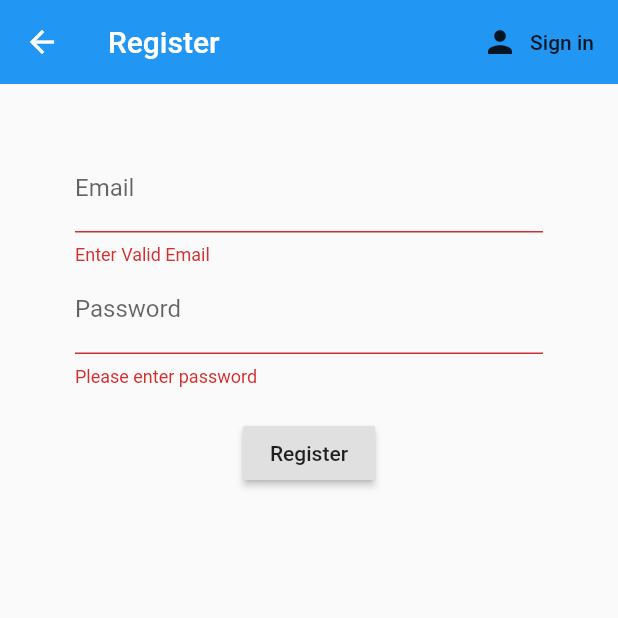
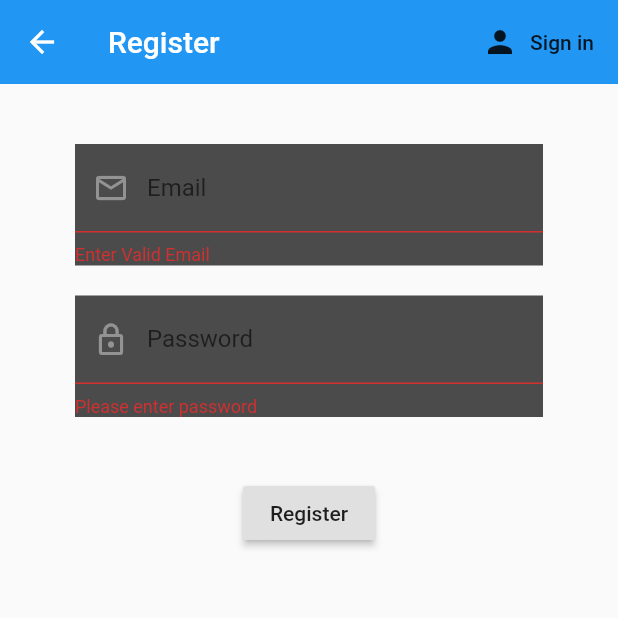
Before and after one commit to kennymcginnis/ringl8, a Flutter app: the Register screen opened directly, after a tap on "Register", on a phone screen of 412 x 824 dp, the top half of it. Run offline on Flutter 3.47's test engine with Material 2 defaults, Android fonts, the light colour scheme and no system bars; our stand-ins replace firebase_auth, flutter_spinkit; accounts and stored records are empty; generated files the repository leaves out were written again.

Commit message:
feature(flutter_spinkit): initial commit

```diff
--- a/lib/components/InputTextField.dart
+++ b/lib/components/InputTextField.dart
@@ -15,7 +15,7 @@ class InputTextField extends StatelessWidget {
   final Function _validator;
 
   static Color _dColor = Color.fromRGBO(255, 255, 255, 0.4);
-  static Color _dTextFieldColor = const Color.fromRGBO(0, 0, 0, 0.7);
+  static Color _dTextFieldColor = Color.fromRGBO(0, 0, 0, 0.7);
 
   static TextStyle _dTextStyle = new TextStyle(
       color: _dColor, fontSize: 16.0, fontWeight: FontWeight.normal);
@@ -52,7 +52,7 @@ class InputTextField extends StatelessWidget {
         margin: new EdgeInsets.only(bottom: _bottomMargin),
         child: new DecoratedBox(
           decoration: new BoxDecoration(
-              borderRadius: new BorderRadius.all(new Radius.circular(30.0)),
+//              borderRadius: new BorderRadius.all(new Radius.circular(30.0)),
               color: _textFieldColor),
           child: new TextFormField(
             keyboardType: _keyboardType,
@@ -63,7 +63,7 @@ class InputTextField extends StatelessWidget {
             decoration: new InputDecoration(
                 hintText: _hintText,
                 hintStyle: _hintStyle,
-                icon: new Icon(
+                prefixIcon: new Icon(
 //                hideDivider: true,
                   _icon,
                   color: _iconColor,
--- a/lib/components/validators.dart
+++ b/lib/components/validators.dart
@@ -10,7 +10,6 @@ class Validators {
     Pattern pattern =
         r'^(?=.*?[A-Z])(?=.*?[a-z])(?=.*?[0-9])(?=.*?[!@#\$&*~]).{8,}$';
     RegExp regex = new RegExp(pattern);
-    print(value);
     if (value.isEmpty) {
       return 'Please enter password';
     } else {
--- a/lib/screens/authenticate/register.dart
+++ b/lib/screens/authenticate/register.dart
@@ -1,4 +1,7 @@
 import 'package:flutter/material.dart';
+import 'package:ringl8/components/InputTextField.dart';
+import 'package:ringl8/components/loading.dart';
+import 'package:ringl8/components/validators.dart';
 import 'package:ringl8/services/auth.dart';
 
 class Register extends StatefulWidget {
@@ -13,38 +16,15 @@ class Register extends StatefulWidget {
 class _RegisterState extends State<Register> {
   final AuthService _authService = AuthService();
   final _formKey = GlobalKey<FormState>();
+  bool loading = false;
 
   String email = '';
   String password = '';
   String error = '';
 
-  String validateEmail(String value) {
-    Pattern pattern =
-        r'^(([^<>()[\]\\.,;:\s@\"]+(\.[^<>()[\]\\.,;:\s@\"]+)*)|(\".+\"))@((\[[0-9]{1,3}\.[0-9]{1,3}\.[0-9]{1,3}\.[0-9]{1,3}\])|(([a-zA-Z\-0-9]+\.)+[a-zA-Z]{2,}))$';
-    RegExp regex = new RegExp(pattern);
-    if (!regex.hasMatch(value))
-      return 'Enter Valid Email';
-    else
-      return null;
-  }
-
-  String validatePassword(String value) {
-    Pattern pattern =
-        r'^(?=.*?[A-Z])(?=.*?[a-z])(?=.*?[0-9])(?=.*?[!@#\$&*~]).{8,}$';
-    RegExp regex = new RegExp(pattern);
-    print(value);
-    if (value.isEmpty) {
-      return 'Please enter password';
-    } else {
-      if (!regex.hasMatch(value))
-        return 'Enter valid password';
-      else
-        return null;
-    }
-  }
-
   @override
   Widget build(BuildContext context) {
+    if (loading) return Loading();
     return Scaffold(
       appBar: AppBar(
         elevation: 0.0,
@@ -65,33 +45,37 @@ class _RegisterState extends State<Register> {
             child: Column(
               children: <Widget>[
                 SizedBox(height: 20.0),
-                TextFormField(
-                    onChanged: (value) {
-                      setState(() => email = value);
-                    },
-                    decoration: InputDecoration(labelText: 'Email'),
-                    keyboardType: TextInputType.emailAddress,
-                    validator: validateEmail),
-                TextFormField(
+                InputTextField(
+                  hintText: 'Email',
+                  icon: Icons.mail_outline,
+                  keyboardType: TextInputType.emailAddress,
+                  labelText: 'Email',
+                  onChanged: (value) => setState(() => email = value),
+                  validator: Validators.validateEmail,
+                ),
+                InputTextField(
+                  hintText: 'Password',
+                  icon: Icons.lock_outline,
+                  labelText: 'Password',
                   obscureText: true,
-                  onChanged: (value) {
-                    setState(() => password = value);
-                  },
-                  decoration: InputDecoration(labelText: 'Password'),
-                  validator: validatePassword,
+                  onChanged: (value) => setState(() => password = value),
+                  validator: Validators.validatePassword,
                 ),
                 SizedBox(height: 20.0),
                 RaisedButton(
                     child: Text('Register'),
                     onPressed: () async {
                       if (_formKey.currentState.validate()) {
+                        setState(() => loading = true);
                         dynamic result = await _authService
                             .createUserWithEmailAndPassword(email, password);
                         if (result == null) {
-                          setState(() =>
-                              error = 'There was an error registering $email');
+                          setState(() {
+                            loading = false;
+                            error = 'There was an error registering $email';
+                          });
                         } else {
-                          print('signed in');
+                          print('registered');
                           print(result.uid);
                         }
                       }
--- a/pubspec.yaml
+++ b/pubspec.yaml
@@ -21,6 +21,7 @@ dependencies:
     sdk: flutter
   cloud_firestore: ^0.13.0+1
   firebase_auth: 0.15.2
+  flutter_spinkit: ^4.1.1+1
   http: ^0.12.0+2
   json_annotation: ^3.0.0
   provider: ^3.2.0
```
Also changed, not shown: lib/components/loading.dart (added, +18 -0 lines), lib/screens/authenticate/sign_in.dart (+17 -11 lines), pubspec.lock.
